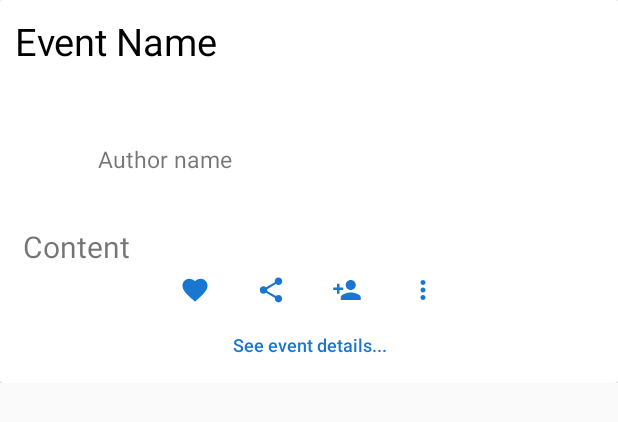
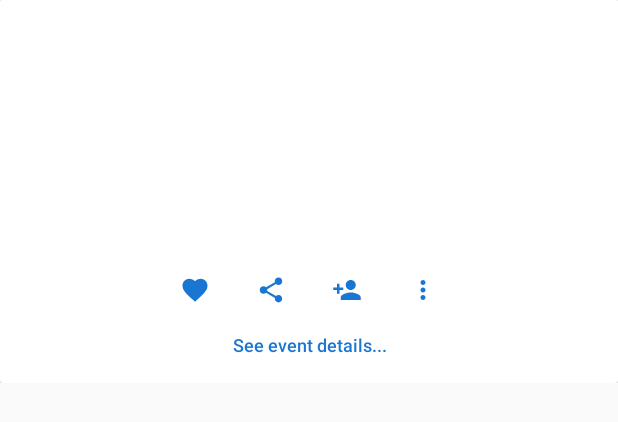
Before and after one commit to alonsoC1s/REDcp, an Android app: the layout content_modalsheet.xml on its own in the app's theme, with its tools: preview values and no code run, on a phone screen of 412 x 824 dp. Shown: the top 422 px of the screen. Run offline under Robolectric (Android 15) with nearby library versions, the phone set to English and light mode, and no system bars.

```diff
--- a/app/src/main/res/layout/content_modalsheet.xml
+++ b/app/src/main/res/layout/content_modalsheet.xml
@@ -38,7 +38,6 @@
                 android:id="@+id/tv_modalsheet_title"
                 android:layout_width="wrap_content"
                 android:layout_height="wrap_content"
-                android:text="Event Name"
                 android:textSize="25dp"
                 android:textColor="#000"
                 />
@@ -75,7 +74,6 @@
                 <TextView
                     android:id="@+id/card_authorName"
                     android:layout_marginLeft="5dp"
-                    android:text="Author name"
                     android:textSize="15dp"
                     android:layout_width="wrap_content"
                     android:layout_height="wrap_content" />
@@ -92,7 +90,6 @@
                 android:layout_width="match_parent"
                 android:layout_height="wrap_content"
                 android:textSize="20dp"
-                android:text="Content"
                 android:maxHeight="250dp"
                 />
 
```
